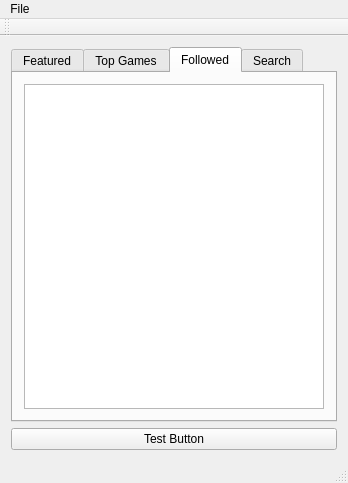
First picture: the form in Forms/mainwindow.ui, repository jasonodonnell/twitchcreep, before the edit.
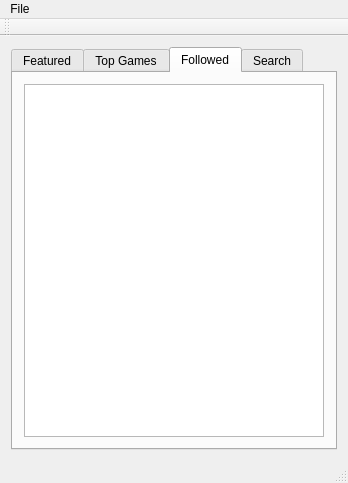
Second picture: the form after the edit. The open tabs and pages were chosen to show the change.

Diff of the .ui file:
```diff
--- a/Forms/mainwindow.ui
+++ b/Forms/mainwindow.ui
@@ -72,13 +72,6 @@
       </item>
      </layout>
     </item>
-    <item>
-     <widget class="QPushButton" name="pushButton">
-      <property name="text">
-       <string>Test Button</string>
-      </property>
-     </widget>
-    </item>
    </layout>
   </widget>
   <widget class="QMenuBar" name="menuBar">
```
Left out of the diff: 2 changed lines with no effect on the pictures.
